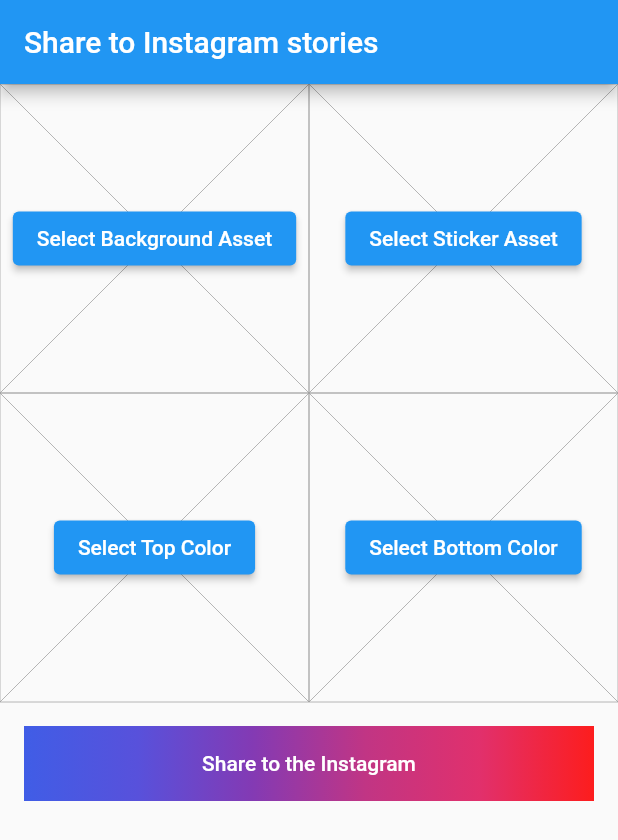
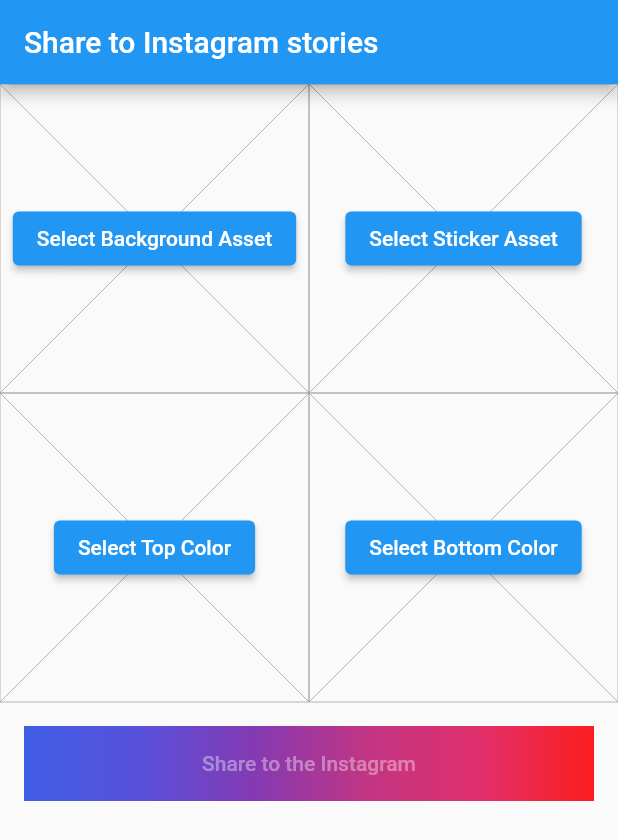
Before and after one commit to Vorkytaka/flutter_share_to_stories, a Flutter app: the screen it shows after launch, on a phone screen of 412 x 824 dp. Shown: the top 840 px of the screen. Run offline on Flutter 3.47's test engine with Material 2 defaults, Android fonts, the phone set to English and light mode, and no system bars; our stand-ins replace image_picker.

Commit message:
• Themes for example app

```diff
--- a/example/lib/main.dart
+++ b/example/lib/main.dart
@@ -19,9 +19,14 @@ const List<Color> INSTAGRAM_GRADIENT = [
 ];
 
 class MyApp extends StatelessWidget {
+  final darkTheme = ThemeData.dark();
+
   @override
   Widget build(BuildContext context) {
     return MaterialApp(
+      themeMode: ThemeMode.system,
+      theme: ThemeData.light().copyWith(buttonTheme: darkTheme.buttonTheme),
+      darkTheme: darkTheme,
       home: Scaffold(
         appBar: AppBar(
           title: Text("Share to Instagram stories"),
@@ -121,7 +126,6 @@ class _SelectorWidgetState extends State<SelectorWidget> {
                   child: const Text(
                     'Share to the Instagram',
                     textAlign: TextAlign.center,
-                    style: TextStyle(color: Colors.white),
                   ),
                 ),
               ),
```
